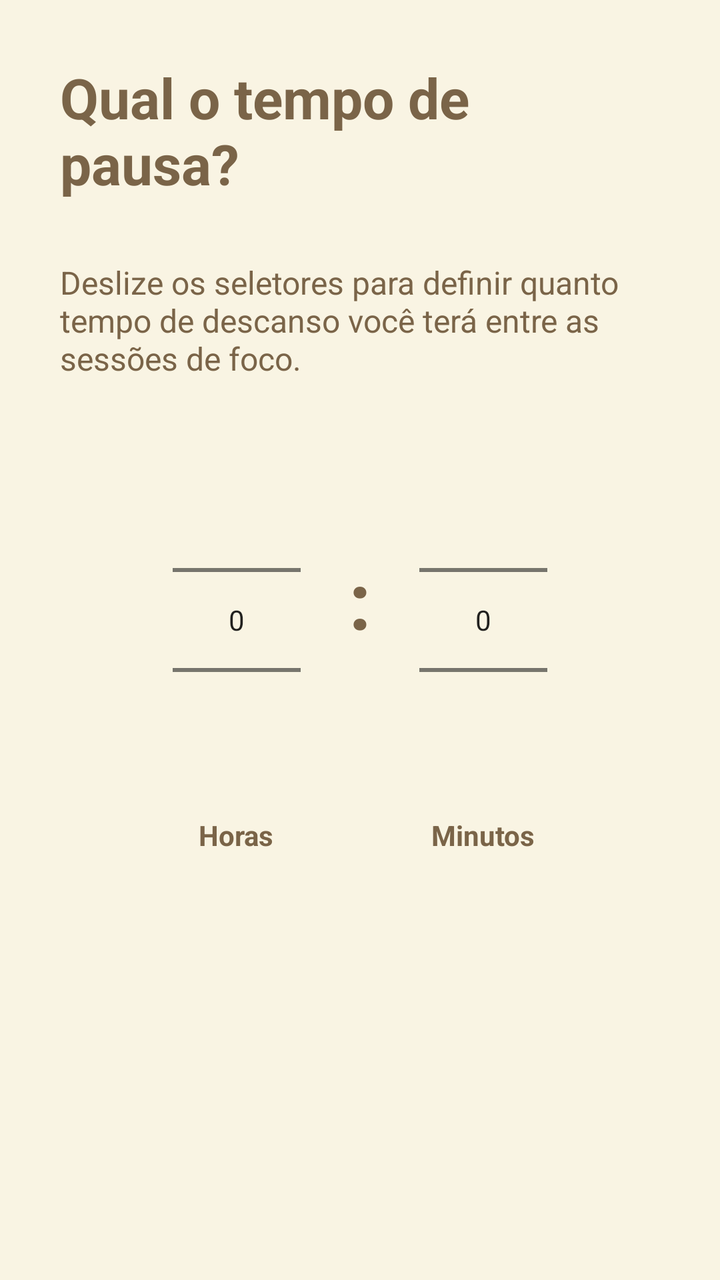
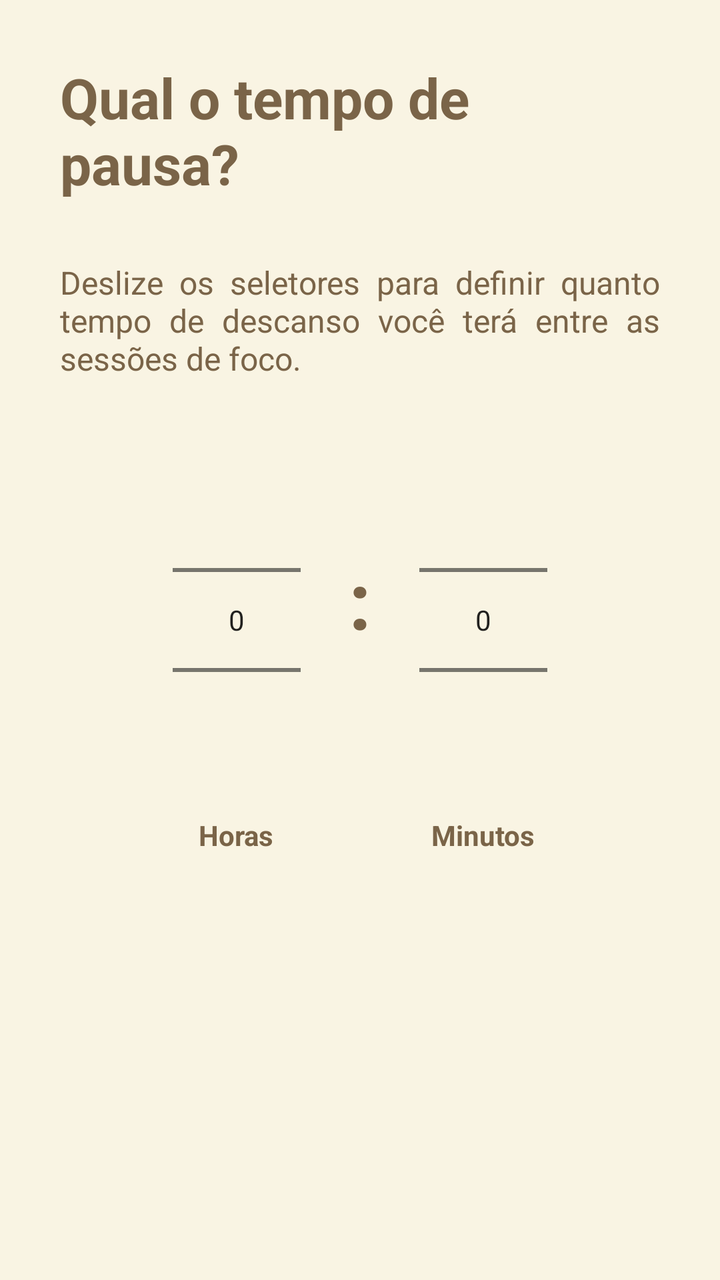

Before-and-after screenshots of an Android layout around one commit, followed by the original layout XML and the change that was made.
<!-- AndroidManifest.xml: application theme Theme.Orbi -->
<!-- res/layout/fragment_step_five.xml -->
<?xml version="1.0" encoding="utf-8"?>
<androidx.constraintlayout.widget.ConstraintLayout
    xmlns:android="http://schemas.android.com/apk/res/android"
    xmlns:app="http://schemas.android.com/apk/res-auto"
    android:layout_width="match_parent"
    android:layout_height="match_parent"
    android:background="@color/orbi_cream">

    <TextView
        android:id="@+id/tv_step_title"
        android:layout_width="0dp"
        android:layout_height="wrap_content"
        android:layout_marginHorizontal="30dp"
        android:layout_marginStart="30dp"
        android:layout_marginTop="30dp"
        android:layout_marginEnd="30dp"
        android:text="Qual o tempo de pausa?"
        android:textColor="@color/orbi_dark_brown"
        android:textSize="28sp"
        android:textStyle="bold"
        app:layout_constraintEnd_toEndOf="parent"
        app:layout_constraintStart_toStartOf="parent"
        app:layout_constraintTop_toTopOf="parent" />

    <TextView
        android:id="@+id/tv_step_desc"
        android:layout_width="0dp"
        android:layout_height="wrap_content"
        android:layout_marginHorizontal="30dp"
        android:layout_marginStart="30dp"
        android:layout_marginTop="30dp"
        android:layout_marginEnd="30dp"
        android:text="Deslize os seletores para definir quanto tempo de descanso você terá entre as sessões de foco."
        android:textColor="@color/orbi_dark_brown"
        android:textSize="16sp"
        app:layout_constraintEnd_toEndOf="parent"
        app:layout_constraintStart_toStartOf="parent"
        app:layout_constraintTop_toBottomOf="@+id/tv_step_title" />

    
    <LinearLayout
        android:id="@+id/layout_time_picker"
        android:layout_width="0dp"
        android:layout_height="wrap_content"
        android:layout_marginStart="30dp"
        android:layout_marginTop="30dp"
        android:layout_marginEnd="30dp"
        android:gravity="center"
        android:orientation="horizontal"
        app:layout_constraintEnd_toEndOf="parent"
        app:layout_constraintStart_toStartOf="parent"
        app:layout_constraintTop_toBottomOf="@+id/tv_step_desc">

        
        <LinearLayout
            android:layout_width="wrap_content"
            android:layout_height="wrap_content"
            android:gravity="center"
            android:orientation="vertical">

            <NumberPicker
                android:id="@+id/picker_hours"
                android:layout_width="wrap_content"
                android:layout_height="wrap_content"
                android:theme="@style/Theme.AppCompat.Light" />

            <TextView
                android:layout_width="wrap_content"
                android:layout_height="wrap_content"
                android:layout_marginTop="8dp"
                android:text="Horas"
                android:textColor="@color/orbi_dark_brown"
                android:textSize="14sp"
                android:textStyle="bold" />

        </LinearLayout>

        
        <TextView
            android:layout_width="wrap_content"
            android:layout_height="wrap_content"
            android:layout_marginHorizontal="24dp"
            android:layout_marginBottom="24dp"
            android:text=":"
            android:textColor="@color/orbi_dark_brown"
            android:textSize="40sp"
            android:textStyle="bold" />

        
        <LinearLayout
            android:layout_width="wrap_content"
            android:layout_height="wrap_content"
            android:gravity="center"
            android:orientation="vertical">

            <NumberPicker
                android:id="@+id/picker_minutes"
                android:layout_width="wrap_content"
                android:layout_height="wrap_content"
                android:theme="@style/Theme.AppCompat.Light" />

            <TextView
                android:layout_width="wrap_content"
                android:layout_height="wrap_content"
                android:layout_marginTop="8dp"
                android:text="Minutos"
                android:textColor="@color/orbi_dark_brown"
                android:textSize="14sp"
                android:textStyle="bold" />

        </LinearLayout>

    </LinearLayout>

</androidx.constraintlayout.widget.ConstraintLayout>
<!-- resources referenced by this layout -->
<resources>
  <color name="orbi_cream">#F9F4E3</color>
  <color name="orbi_dark_brown">#7A6448</color>
  <style name="Theme.Orbi" parent="Theme.MaterialComponents.Light.NoActionBar">
  
  
          <item name="colorPrimary">@color/orbi_dark_brown</item>
          <item name="colorPrimaryVariant">@color/orbi_olive</item>
          <item name="colorOnPrimary">@color/orbi_white</item>
          <item name="colorSecondary">@color/orbi_olive</item>
          <item name="colorSecondaryVariant">@color/orbi_light_olive</item>
          <item name="colorOnSecondary">@color/orbi_white</item>
  
  
          
          <item name="android:statusBarColor">@color/orbi_cream</item>
          <item name="android:windowLightStatusBar">true</item>
  
  
          
          <item name="android:navigationBarColor">@color/orbi_cream</item>
          <item name="android:windowLightNavigationBar" tools:targetApi="o_mr1">true</item>
  
  
      </style>
  <color name="orbi_olive">#B1BA8E</color>
  <color name="orbi_white">#FFFFFF</color>
  <color name="orbi_light_olive">#D4DDB1</color>
</resources>

<!-- the commit's change to res/layout/fragment_step_five.xml (unified diff, before → after) -->
@@ -31,6 +31,7 @@
         android:layout_marginTop="30dp"
         android:layout_marginEnd="30dp"
         android:text="Deslize os seletores para definir quanto tempo de descanso você terá entre as sessões de foco."
+        android:justificationMode="inter_word"
         android:textColor="@color/orbi_dark_brown"
         android:textSize="16sp"
         app:layout_constraintEnd_toEndOf="parent"
